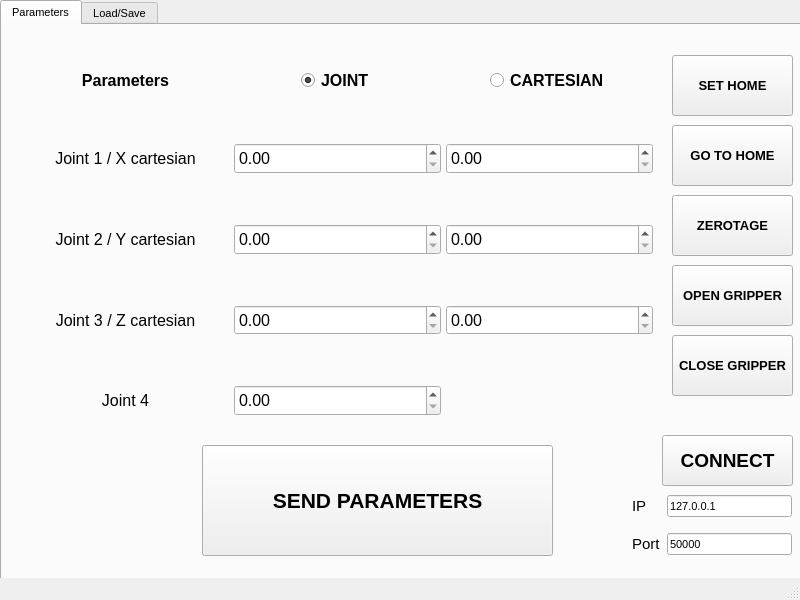
chameau5050/Handling-Gro, file GUI/command/Commandwindow.ui: the form before one commit.
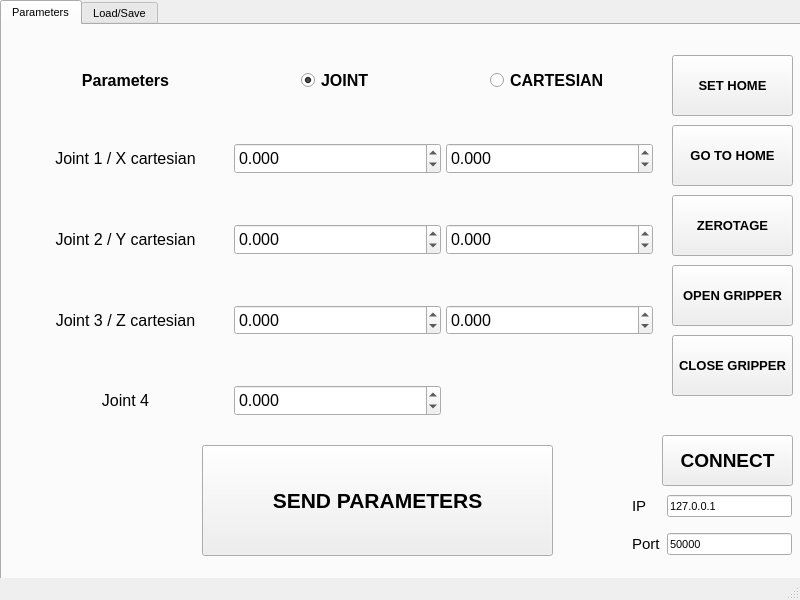
The form after the commit. Icons and pictures are not drawn.

Commit message: allow negative number in spin box

Diff of the .ui file:
```diff
--- a/GUI/command/Commandwindow.ui
+++ b/GUI/command/Commandwindow.ui
@@ -150,6 +150,12 @@
            <pointsize>12</pointsize>
           </font>
          </property>
+         <property name="decimals">
+          <number>3</number>
+         </property>
+         <property name="minimum">
+          <double>-99.998999999999995</double>
+         </property>
         </widget>
        </item>
        <item row="2" column="1">
@@ -165,6 +171,12 @@
            <pointsize>12</pointsize>
           </font>
          </property>
+         <property name="decimals">
+          <number>3</number>
+         </property>
+         <property name="minimum">
+          <double>-100.000000000000000</double>
+         </property>
         </widget>
        </item>
        <item row="3" column="1">
@@ -180,6 +192,12 @@
            <pointsize>12</pointsize>
           </font>
          </property>
+         <property name="decimals">
+          <number>3</number>
+         </property>
+         <property name="minimum">
+          <double>-100.000000000000000</double>
+         </property>
         </widget>
        </item>
        <item row="4" column="1">
@@ -201,6 +219,12 @@
            <pointsize>12</pointsize>
           </font>
          </property>
+         <property name="decimals">
+          <number>3</number>
+         </property>
+         <property name="minimum">
+          <double>-100.000000000000000</double>
+         </property>
         </widget>
        </item>
        <item row="1" column="2">
@@ -216,6 +240,12 @@
            <pointsize>12</pointsize>
           </font>
          </property>
+         <property name="decimals">
+          <number>3</number>
+         </property>
+         <property name="minimum">
+          <double>-100.000000000000000</double>
+         </property>
         </widget>
        </item>
        <item row="2" column="2">
@@ -231,6 +261,12 @@
            <pointsize>12</pointsize>
           </font>
          </property>
+         <property name="decimals">
+          <number>3</number>
+         </property>
+         <property name="minimum">
+          <double>-100.000000000000000</double>
+         </property>
         </widget>
        </item>
        <item row="3" column="2">
@@ -246,6 +282,12 @@
            <pointsize>12</pointsize>
           </font>
          </property>
+         <property name="decimals">
+          <number>3</number>
+         </property>
+         <property name="minimum">
+          <double>-100.000000000000000</double>
+         </property>
         </widget>
        </item>
        <item row="0" column="1" alignment="Qt::AlignHCenter|Qt::AlignVCenter">
```
